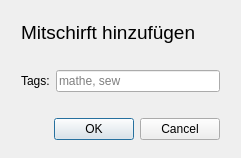
Qt form c_writtennote.ui (orgnnice/OrgNNice) before a commit.
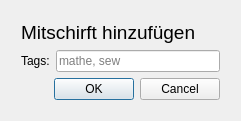
The same form after that commit.

Diff of the .ui file:
```diff
--- a/c_writtennote.ui
+++ b/c_writtennote.ui
@@ -7,7 +7,7 @@
     <x>0</x>
     <y>0</y>
     <width>241</width>
-    <height>158</height>
+    <height>121</height>
    </rect>
   </property>
   <property name="windowTitle">
@@ -19,7 +19,7 @@
      <x>10</x>
      <y>10</y>
      <width>221</width>
-     <height>141</height>
+     <height>101</height>
     </rect>
    </property>
    <layout class="QVBoxLayout" name="verticalLayout">
```
